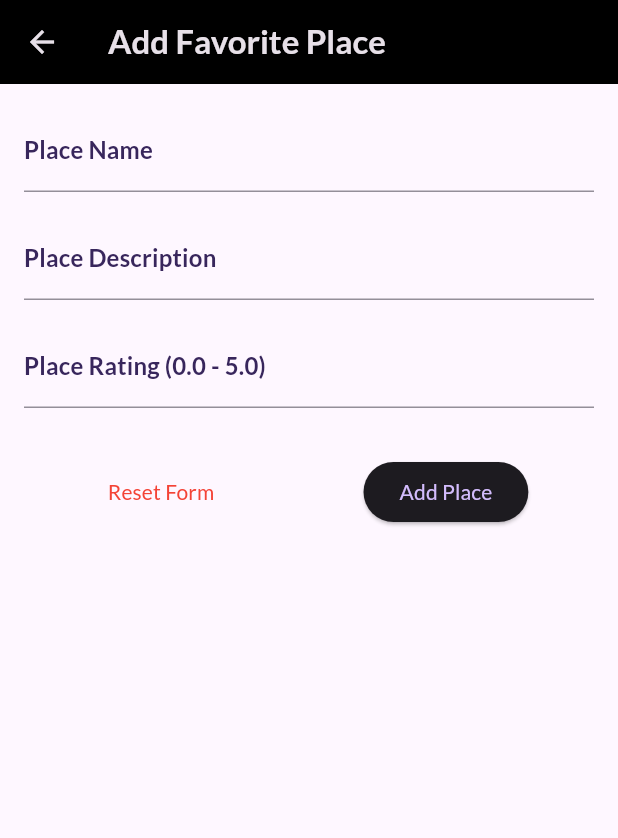
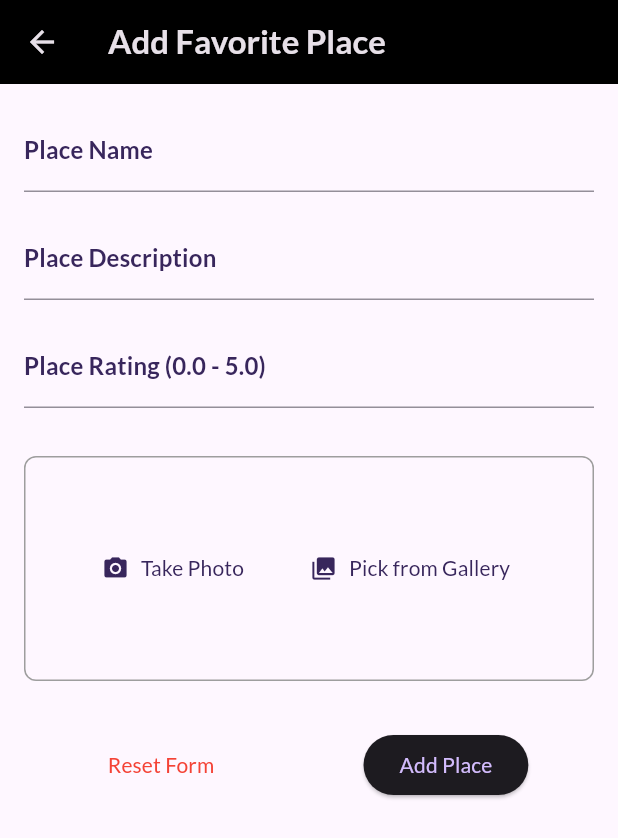
Before and after one commit to rizkyramdhonaputra/basandid-favorites-places-apps, a Flutter app: the AddFavoriteScreen screen opened by its route, on a phone screen of 412 x 824 dp. Shown: the top 838 px of the screen. Run offline on Flutter 3.47's test engine with Material 3 defaults, Android fonts, the phone set to English and light mode, and no system bars; our stand-ins replace flutter_riverpod, google_fonts, image_picker.

Commit message:
add take photo features

```diff
--- a/lib/models/favoriteplaces_models.dart
+++ b/lib/models/favoriteplaces_models.dart
@@ -3,11 +3,13 @@ class FavoritePlacesModels {
   final String name;
   final String description;
   final double rating;
+  final String? imagePath;
 
   FavoritePlacesModels({
     required this.id,
     required this.name,
     required this.description,
     required this.rating,
+    this.imagePath,
   });
 }
--- a/lib/providers/favoritesplaces_provider.dart
+++ b/lib/providers/favoritesplaces_provider.dart
@@ -19,6 +19,7 @@ class FavoritesPlacesNotifier
         name: place.name,
         description: place.description,
         rating: place.rating,
+        imagePath: place.imagePath,
       );
       return [...currentPlaces, newPlace];
     });
--- a/lib/screens/addfavorite_screen.dart
+++ b/lib/screens/addfavorite_screen.dart
@@ -1,7 +1,10 @@
+import 'dart:io';
+
 import 'package:flutter/material.dart';
 import 'package:aplikasi_favoritesplaces/providers/favoritesplaces_provider.dart';
 import 'package:flutter_riverpod/flutter_riverpod.dart';
 import 'package:aplikasi_favoritesplaces/models/favoriteplaces_models.dart';
+import 'package:image_picker/image_picker.dart';
 import 'package:uuid/uuid.dart';
 
 class AddFavoriteScreen extends ConsumerStatefulWidget {
@@ -17,6 +20,8 @@ class _AddFavoriteScreenState extends ConsumerState<AddFavoriteScreen> {
   String _placeDescription = '';
   double _placeRating = 0.0;
   final uuid = const Uuid();
+  File? _placeImage;
+  final _imagePicker = ImagePicker();
 
   AppBar _buildAppBar(BuildContext context) {
     return AppBar(title: const Text('Add Favorite Place'));
@@ -102,6 +107,94 @@ class _AddFavoriteScreenState extends ConsumerState<AddFavoriteScreen> {
     );
   }
 
+  Future<void> _pickGallery() async {
+    final pickedFile = await _imagePicker.pickImage(
+      source: ImageSource.gallery,
+    );
+    if (pickedFile != null) {
+      setState(() {
+        _placeImage = File(pickedFile.path);
+      });
+    }
+  }
+
+  Future<void> _takePhoto() async {
+    final pickedFile = await _imagePicker.pickImage(source: ImageSource.camera);
+    if (pickedFile != null) {
+      setState(() {
+        _placeImage = File(pickedFile.path);
+      });
+    }
+  }
+
+  Widget _buildImageInput() {
+    return Container(
+      height: 150,
+      width: double.infinity,
+      alignment: Alignment.center,
+      decoration: BoxDecoration(
+        border: Border.all(color: Colors.grey),
+        borderRadius: BorderRadius.circular(8),
+      ),
+      child: _placeImage != null
+          ? Stack(
+              children: [
+                Image.file(
+                  _placeImage!,
+                  width: double.infinity,
+                  height: double.infinity,
+                  fit: BoxFit.cover,
+                ),
+                Positioned(
+                  top: 8,
+                  right: 8,
+                  child: TextButton.icon(
+                    onPressed: () {
+                      setState(() {
+                        _placeImage = null;
+                      });
+                    },
+                    icon: Icon(Icons.refresh_outlined, color: Colors.white),
+                    label: Text('Reset', style: TextStyle(color: Colors.white)),
+                  ),
+                ),
+              ],
+            )
+          : Row(
+              mainAxisAlignment: MainAxisAlignment.center,
+              children: [
+                TextButton.icon(
+                  onPressed: _takePhoto,
+                  icon: Icon(
+                    Icons.camera_alt,
+                    color: Theme.of(context).colorScheme.onPrimary,
+                  ),
+                  label: Text(
+                    'Take Photo',
+                    style: TextStyle(
+                      color: Theme.of(context).colorScheme.onPrimary,
+                    ),
+                  ),
+                ),
+                const SizedBox(width: 16),
+                TextButton.icon(
+                  onPressed: _pickGallery,
+                  icon: Icon(
+                    Icons.photo_library,
+                    color: Theme.of(context).colorScheme.onPrimary,
+                  ),
+                  label: Text(
+                    'Pick from Gallery',
+                    style: TextStyle(
+                      color: Theme.of(context).colorScheme.onPrimary,
+                    ),
+                  ),
+                ),
+              ],
+            ),
+    );
+  }
+
   void _submitForm() {
     if (_formKey.currentState!.validate()) {
       _formKey.currentState!.save();
@@ -110,9 +203,10 @@ class _AddFavoriteScreenState extends ConsumerState<AddFavoriteScreen> {
         name: _placeName,
         description: _placeDescription,
         rating: _placeRating,
+        imagePath: _placeImage?.path,
       );
       ref.read(favoritesPlacesProvider.notifier).addFavoritePlace(newPlace);
-      Navigator.pop(context);
+      Navigator.pop(context, _placeName);
       ScaffoldMessenger.of(context).showSnackBar(
         SnackBar(content: Text('$_placeName added to favorites!')),
       );
@@ -140,6 +234,8 @@ class _AddFavoriteScreenState extends ConsumerState<AddFavoriteScreen> {
             _buildDescriptionField(),
             const SizedBox(height: 16),
             _buildRatingField(),
+            const SizedBox(height: 32),
+            _buildImageInput(),
             const SizedBox(height: 32),
             Row(
               mainAxisAlignment: MainAxisAlignment.spaceEvenly,
--- a/pubspec.yaml
+++ b/pubspec.yaml
@@ -37,6 +37,8 @@ dependencies:
   google_fonts: ^8.1.0
   flutter_riverpod: ^3.3.1
   uuid: ^4.5.3
+  image_picker: ^1.2.2
+  flutter_launcher_icons: ^0.14.4
 
 dev_dependencies:
   flutter_test:
```
Also changed, not shown: flutter_launcher_icons.yaml (added, +34 -0 lines), lib/screens/detailfavorite_screen.dart (added, +84 -0 lines), lib/screens/listfavorites_screen.dart (+22 -7 lines), assets/icon/approved.png (added), pubspec.lock, 5 other files.
